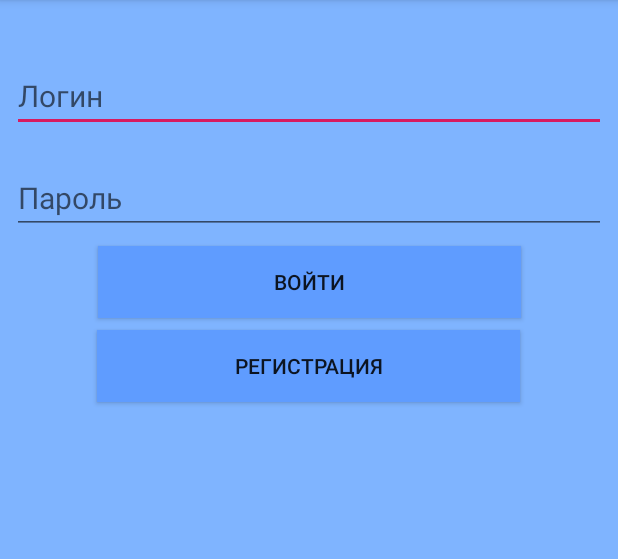
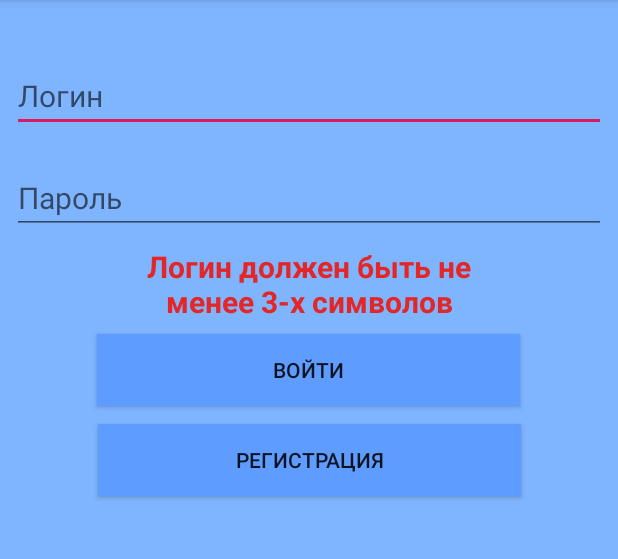
Before and after one commit to NymiKo/Zametki1, an Android app: the screen it shows after launch (MainActivity), after a tap on "ВОЙТИ", on a phone screen of 412 x 824 dp, the part 84-643 px from its top. Run offline under Robolectric (Android 15) with nearby library versions, the phone set to English and light mode, and no system bars.

Commit message:
Исправил ошибки, но на выделенная строка не работает

```diff
--- a/app/src/main/AndroidManifest.xml
+++ b/app/src/main/AndroidManifest.xml
@@ -1,6 +1,9 @@
 <?xml version="1.0" encoding="utf-8"?>
 <manifest xmlns:android="http://schemas.android.com/apk/res/android"
           package="com.example.zametki1">
+
+    <uses-permission android:name="android.permission.INTERNET"/>
+    <uses-permission android:name="android.permission.READ_CONTACTS"/>
 
     <application
             android:allowBackup="true"
--- a/app/src/main/java/com/example/zametki1/MainActivity.kt
+++ b/app/src/main/java/com/example/zametki1/MainActivity.kt
@@ -2,10 +2,14 @@ package com.example.zametki1
 
 import android.support.v7.app.AppCompatActivity
 import android.os.Bundle
+import android.util.Log
+import android.view.View
 import android.widget.Button
 import android.widget.EditText
 import android.widget.Toast
 import okhttp3.*
+import org.json.JSONException
+import org.json.JSONObject
 import java.io.BufferedReader
 import java.io.DataOutputStream
 import java.io.IOException
@@ -13,6 +17,14 @@ import java.io.InputStreamReader
 import java.net.HttpURLConnection
 import java.net.URL
 import java.nio.charset.StandardCharsets
+import android.R.string
+import android.os.AsyncTask.execute
+import android.widget.TextView
+import okhttp3.FormBody
+import okhttp3.RequestBody
+import okhttp3.OkHttpClient
+
+
 
 class MainActivity : AppCompatActivity() {
 
@@ -27,33 +39,39 @@ class MainActivity : AppCompatActivity() {
     }
 
     private fun sendGet() {
-        try{
-            var editLog = findViewById<EditText>(R.id.edit_login)
-            var editPass = findViewById<EditText>(R.id.edit_password)
+        val editLog = findViewById<EditText>(R.id.edit_login)
+        val editPass = findViewById<EditText>(R.id.edit_password)
 
+        if(editLog.length() >= 3) {
+            Log.e("OKHTTP3", "функция POST вызвана")
             val client: OkHttpClient = OkHttpClient()
-            val formBody: RequestBody = FormBody.Builder()
-                .add("Login", editLog.toString())
-                .add("Пароль", editPass.toString())
+
+            //параметры запроса
+            val formBody = FormBody.Builder()
+                .add("Login", editLog.text.toString())
+                .add("Password", editPass.text.toString())
                 .build()
+            Log.e("OKHTTP3", "Параметры указаны")
 
-            val request: Request = Request.Builder()
-                .url("android-test-php.000webhostapp.com/login.php")
+            //создание запроса
+            val request = Request.Builder()
+                .url("http://android-test-php.000webhostapp.com/login.php")
                 .post(formBody)
                 .build()
+            Log.e("OKHTTP3", "Запрос создан")
 
-            try{
-                val response: Response = client.newCall(request).execute()
+            //исполняение запроса
+            try {
+                val response: Response = client.newCall(request).execute()//на этой строке ошибка
 
-                val serverAnswer: String = response.body()!!.string()
-                Toast.makeText(applicationContext, serverAnswer, Toast.LENGTH_SHORT).show()
-            }
-            catch (e: IOException){
+                val serverAnswer: String = response.body().toString()
+                Log.e("OKHTTP3", "Ответ сервера: $serverAnswer")
+            } catch (e: IOException) {
                 e.printStackTrace()
             }
-        }
-        catch (e: IOException){
-            Toast.makeText(applicationContext, e.toString(), Toast.LENGTH_SHORT).show()
+        } else{
+            val wrongLogin = findViewById<TextView>(R.id.wrong_login)
+            wrongLogin.visibility = View.VISIBLE
         }
     }
 }
--- a/app/src/main/res/layout/activity_main.xml
+++ b/app/src/main/res/layout/activity_main.xml
@@ -35,9 +35,9 @@
             android:layout_height="wrap_content"
             android:id="@+id/button_sign_on" app:layout_constraintStart_toStartOf="parent"
             android:layout_marginStart="8dp"
-            app:layout_constraintEnd_toEndOf="parent" android:layout_marginEnd="8dp" android:layout_marginTop="8dp"
-            app:layout_constraintTop_toBottomOf="@+id/edit_password"
-            android:background="@color/button_sign_on"/>
+            app:layout_constraintEnd_toEndOf="parent" android:layout_marginEnd="8dp"
+            android:background="@color/button_sign_on" app:layout_constraintHorizontal_bias="0.495"
+            android:layout_marginTop="8dp" app:layout_constraintTop_toBottomOf="@+id/wrong_login"/>
     <Button
             android:text="@string/button_sign_in"
             android:layout_width="282dp"
@@ -45,6 +45,15 @@
             android:id="@+id/button_sign_in" app:layout_constraintStart_toStartOf="parent"
             android:layout_marginStart="8dp"
             app:layout_constraintEnd_toEndOf="parent" android:layout_marginEnd="8dp"
-            android:background="@color/button_sign_on" app:layout_constraintHorizontal_bias="0.495"
-            android:layout_marginTop="8dp" app:layout_constraintTop_toBottomOf="@+id/button_sign_on"/>
+            android:background="@color/button_sign_on" app:layout_constraintHorizontal_bias="0.504"
+            android:layout_marginTop="12dp" app:layout_constraintTop_toBottomOf="@+id/button_sign_on"/>
+    <TextView
+            android:text="@string/wrong_login"
+            android:layout_width="277dp"
+            android:layout_height="wrap_content"
+            android:id="@+id/wrong_login" app:layout_constraintStart_toStartOf="parent" android:layout_marginStart="8dp"
+            app:layout_constraintEnd_toEndOf="parent" android:layout_marginEnd="8dp" android:textSize="20sp"
+            android:textAlignment="center" android:textColor="@color/wrong_login" android:textStyle="bold"
+            android:layout_marginTop="8dp" app:layout_constraintTop_toBottomOf="@+id/edit_password"
+            android:visibility="gone"/>
 </android.support.constraint.ConstraintLayout>
--- a/app/src/main/res/values/colors.xml
+++ b/app/src/main/res/values/colors.xml
@@ -5,4 +5,5 @@
     <color name="colorAccent">#D81B60</color>
     <color name="button_sign_on">#5F9CFF</color>
     <color name="main_background">#7FB4FF</color>
+    <color name="wrong_login">#E32626</color>
 </resources>
--- a/app/src/main/res/values/strings.xml
+++ b/app/src/main/res/values/strings.xml
@@ -4,4 +4,5 @@
     <string name="hint_password">Пароль</string>
     <string name="sign_on">Войти</string>
     <string name="button_sign_in">Регистрация</string>
+    <string name="wrong_login">Логин должен быть не менее 3-х символов</string>
 </resources>
```
